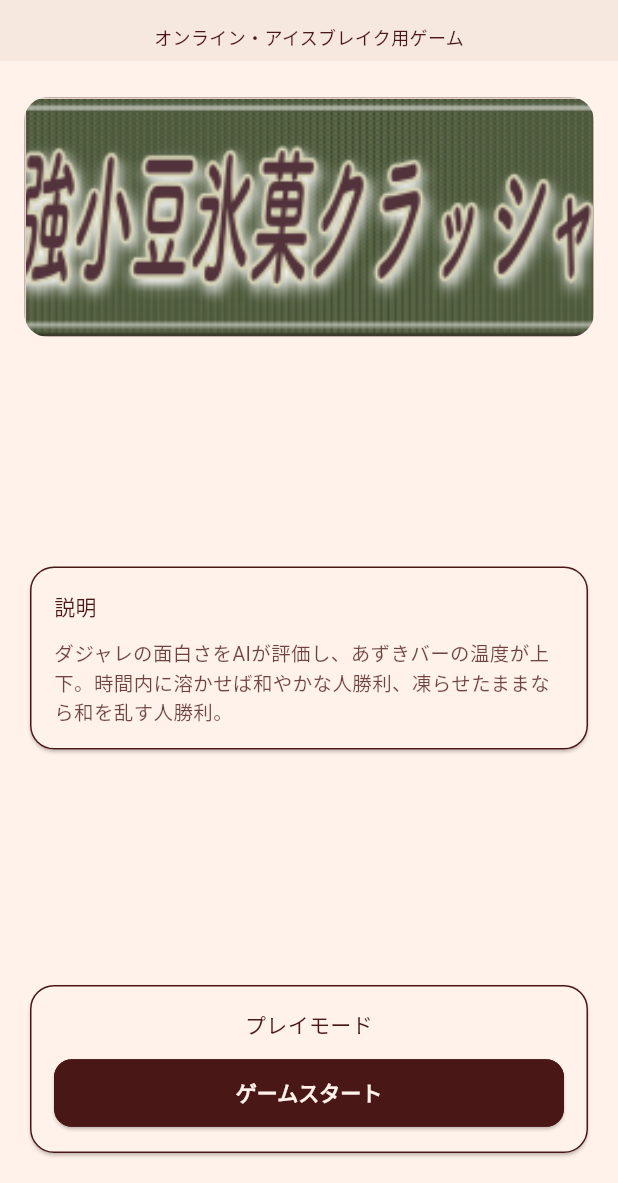
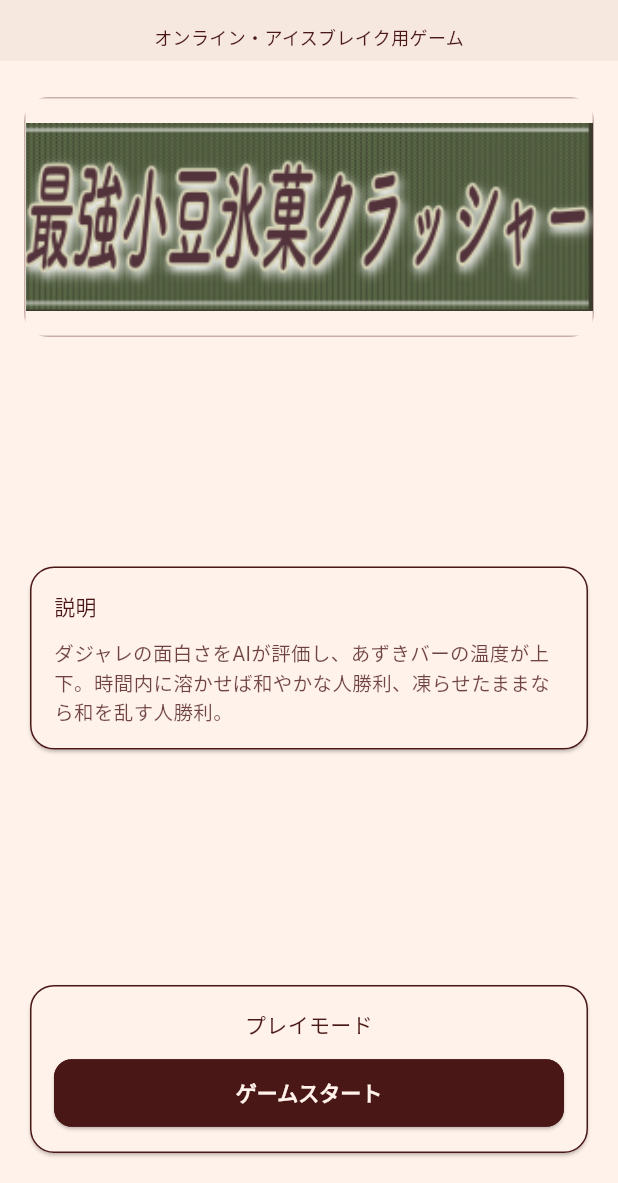
Before and after one commit to fukai0116/spajam-2025, a Flutter app: the screen it shows after launch, on a phone screen of 412 x 824 dp, the part 53-1236 px from its top. Run offline on Flutter 3.47's test engine with Material 3 defaults, Android fonts, the light colour scheme and no system bars; our stand-ins replace go_router, socket_io_client, video_player; Roboto replaces fonts that are missing (Noto Serif JP).

Commit message:
キービジュアルの画像幅の修正

```diff
--- a/lib/screens/start_screen.dart
+++ b/lib/screens/start_screen.dart
@@ -38,18 +38,22 @@ class StartScreen extends StatelessWidget {
               crossAxisAlignment: CrossAxisAlignment.stretch,
               children: [
                 const SizedBox(height: 24),
-                // Logo / Key Visual
+                // Logo / Key Visual（画像全体が見えるように調整）
                 ClipRRect(
                   borderRadius: BorderRadius.circular(16),
                   child: Container(
                     height: 160,
                     decoration: BoxDecoration(
+                      color: theme.colorScheme.surface,
                       border: Border.all(
                         color: theme.colorScheme.secondary.withOpacity(0.3),
                         width: 1,
                       ),
                     ),
-                    child: Image.asset('assets/images/azuki.png', fit: BoxFit.cover),
+                    child: FittedBox(
+                      fit: BoxFit.contain,
+                      child: Image.asset('assets/images/azuki.png'),
+                    ),
                   ),
                 ),
                 // Description card (centered)
```
